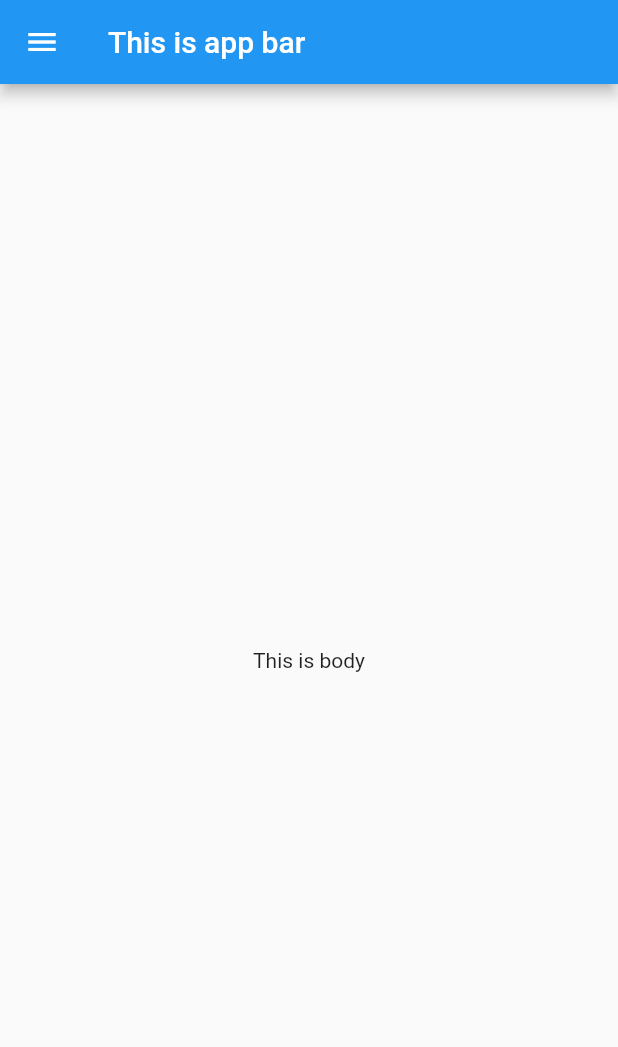
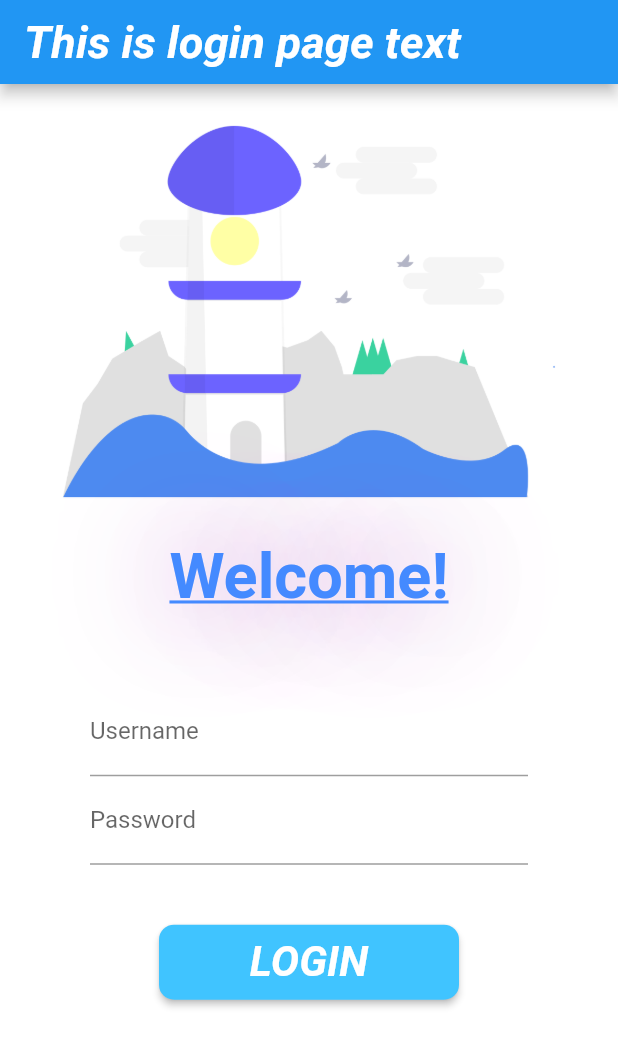
Before and after one commit to AbhiShake1/first_app_flutter, a Flutter app: the screen it shows after launch, on a phone screen of 412 x 824 dp. Shown: the top 1047 px of the screen. Run offline on Flutter 3.47's test engine with Material 2 defaults, Android fonts, the light colour scheme and no system bars.

Commit message:
routing, children array, using assets, load images, fit, text shadow, text scale factor, padding, TextFormField, obscureText, SizedBox, ElevatedButton, borderRadius for button, column

```diff
--- a/lib/main.dart
+++ b/lib/main.dart
@@ -1,6 +1,7 @@
 import 'package:flutter/material.dart';
 
 import 'page/HomePage.dart';
+import 'page/LoginPage.dart';
 
 void main() => runApp(MyApp());
 
@@ -8,7 +9,11 @@ class MyApp extends StatelessWidget {
   @override
   Widget build(BuildContext context) {
     return MaterialApp(
-      home: HomePage(),
+      routes: {
+        '/' : (c) => LoginPage(), //by default or if no path found
+        '/home' : (c) => HomePage(),
+        '/login' : (c) => LoginPage(),
+      },
     );
   }
 }
--- /dev/null
+++ b/lib/page/LoginPage.dart
@@ -0,0 +1,99 @@
+import 'package:flutter/material.dart';
+import 'package:flutter/painting.dart';
+
+class LoginPage extends StatelessWidget {
+  @override
+  Widget build(BuildContext context) {
+    return MaterialApp(
+      home: Scaffold(
+        appBar: AppBar(
+          title: Text(
+            "This is login page text",
+            style: TextStyle(
+              fontSize: 30,
+              fontStyle: FontStyle.italic,
+              fontWeight: FontWeight.bold,
+            ),
+          ),
+        ),
+        backgroundColor: Colors.white,
+        body: Column(
+          children: [
+            Image.asset(
+              "assets/images/login.png",
+              fit: BoxFit.scaleDown,
+            ),
+            Text(
+              "Welcome!",
+              style: TextStyle(
+                fontWeight: FontWeight.bold,
+                color: Colors.blueAccent,
+                decoration: TextDecoration.underline,
+                shadows: [
+                  Shadow(
+                    blurRadius: 100,
+                    color: Colors.purple,
+                  )
+                ],
+              ),
+              textScaleFactor: 3.0, // original size * 3
+            ),
+            SizedBox(
+              height: 30,
+            ), // empty box for spacing (didnt use padding on purpose)
+            Padding(
+              padding: const EdgeInsets.symmetric(
+                vertical: 20,
+                horizontal: 60,
+              ),
+              child: Column(
+                children: [
+                  Container(
+                    child: TextFormField(
+                      decoration: InputDecoration(
+                        labelText: "Username",
+                        hintText: "Enter Username",
+                      ),
+                    ),
+                  ),
+                  Container(
+                    child: TextFormField(
+                      decoration: InputDecoration(
+                        labelText: "Password",
+                        hintText: "Enter Password",
+                      ),
+                      obscureText:
+                          true, // dont show typed text (show dots like password fields)
+                    ),
+                  ),
+                ],
+              ),
+            ),
+            SizedBox(
+              height: 20,
+            ),
+            ElevatedButton(
+              onPressed: () => print("elevated button pressed"),
+              child: Text(
+                "LOGIN",
+                style: TextStyle(
+                  fontWeight: FontWeight.bold,
+                  fontStyle: FontStyle.italic,
+                ),
+                textScaleFactor: 2,
+              ),
+              style: TextButton.styleFrom(
+                shape: RoundedRectangleBorder(
+                  borderRadius:
+                      BorderRadius.circular(10), // make edges a bit rounded
+                ),
+                backgroundColor: Colors.lightBlueAccent,
+                minimumSize: Size(200, 50), //200 width, 50 height
+              ),
+            ),
+          ],
+        ),
+      ),
+    );
+  }
+}
--- a/pubspec.yaml
+++ b/pubspec.yaml
@@ -45,9 +45,8 @@ flutter:
   uses-material-design: true
 
   # To add assets to your application, add an assets section, like this:
-  # assets:
-  #   - images/a_dot_burr.jpeg
-  #   - images/a_dot_ham.jpeg
+  assets:
+    - assets/images/
 
   # An image asset can refer to one or more resolution-specific "variants", see
   # https://flutter.dev/assets-and-images/#resolution-aware.
```
Also changed, not shown: assets/images/login.png (added), pubspec.lock.
